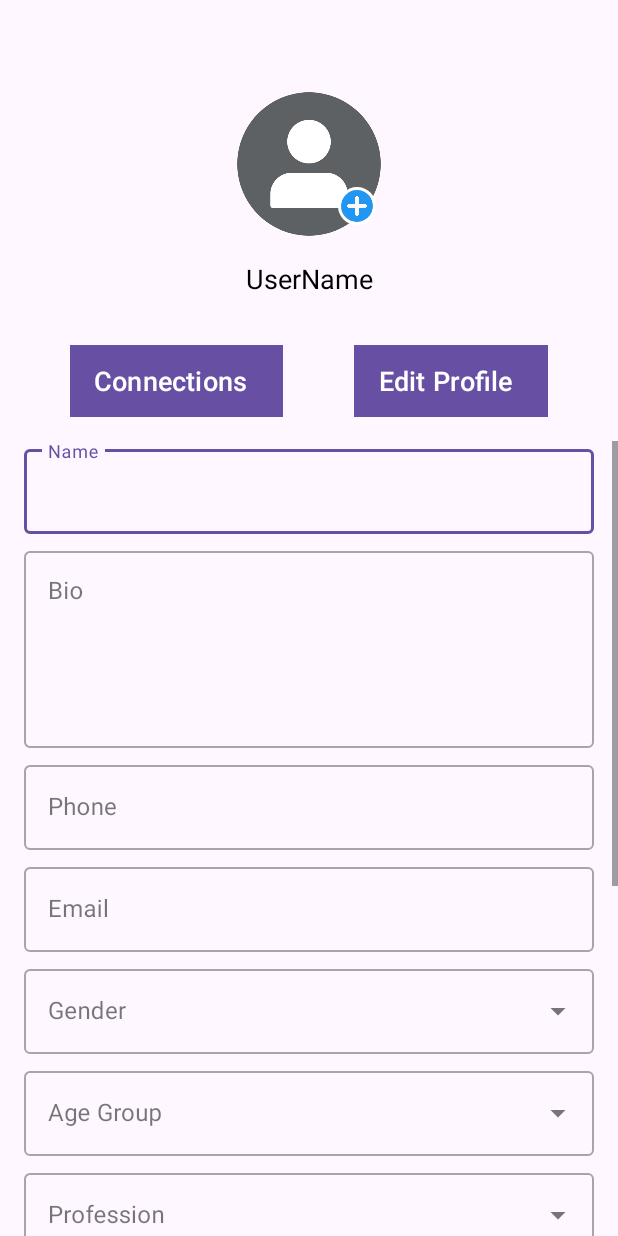
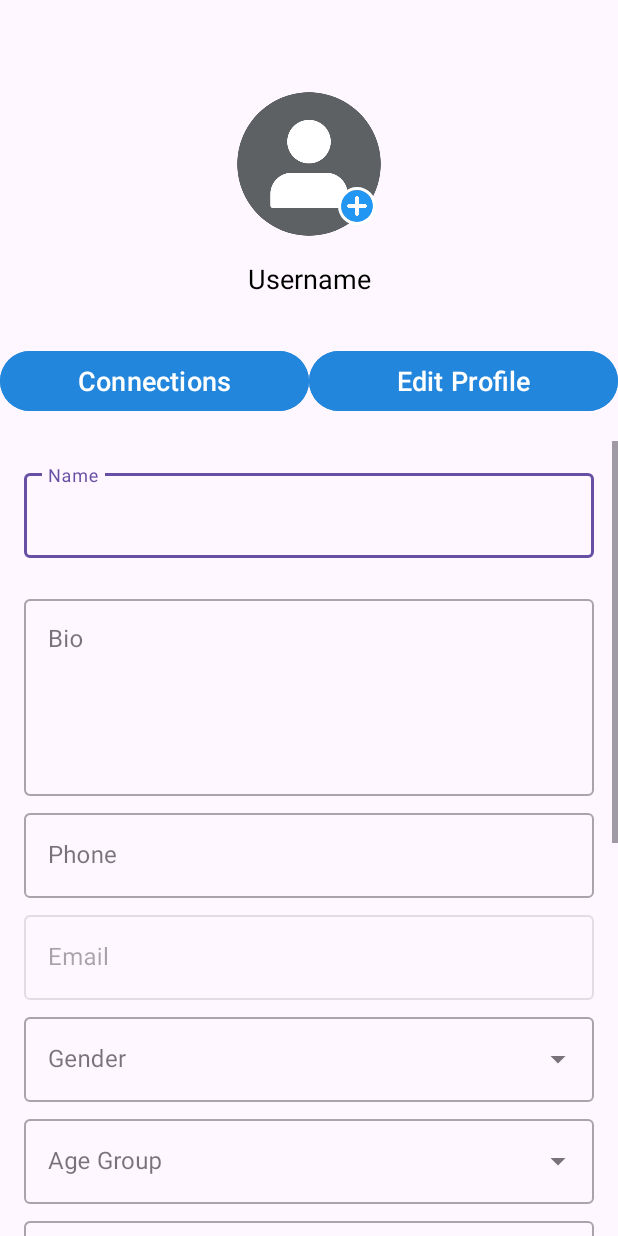
Before and after one commit to sharmarahul8222/mytravelbuddy, an Android app: the layout fragment_profile.xml on its own in the app's theme, with its tools: preview values and no code run, on a phone screen of 412 x 824 dp. Run offline under Robolectric (Android 15) with nearby library versions, the phone set to English and light mode, and no system bars.

Commit message:
"profile view1"

```diff
--- /dev/null
+++ b/app/src/main/res/drawable/edit_text_background.xml
@@ -0,0 +1,4 @@
+<?xml version="1.0" encoding="utf-8"?>
+<selector xmlns:android="http://schemas.android.com/apk/res/android">
+
+</selector>
--- /dev/null
+++ b/app/src/main/res/drawable/ic_send.xml
@@ -0,0 +1,4 @@
+<?xml version="1.0" encoding="utf-8"?>
+<selector xmlns:android="http://schemas.android.com/apk/res/android">
+
+</selector>
--- a/app/src/main/res/layout/fragment_profile.xml
+++ b/app/src/main/res/layout/fragment_profile.xml
@@ -4,8 +4,8 @@
     xmlns:tools="http://schemas.android.com/tools"
     android:layout_width="match_parent"
     android:layout_height="match_parent"
-    android:layout_marginTop="45dp"
     android:orientation="vertical"
+    android:paddingTop="45dp"
     tools:context=".fragments.ProfileFragment">
 
     <androidx.constraintlayout.widget.ConstraintLayout
@@ -19,278 +19,256 @@
             android:layout_height="96dp"
             android:layout_marginTop="16dp"
             android:src="@drawable/profilepic"
-            app:layout_constraintEnd_toEndOf="parent"
+            android:contentDescription="@string/profile_image"
+            app:layout_constraintTop_toTopOf="parent"
             app:layout_constraintStart_toStartOf="parent"
-            app:layout_constraintTop_toTopOf="parent" />
+            app:layout_constraintEnd_toEndOf="parent" />
 
         <de.hdodenhof.circleimageview.CircleImageView
             android:id="@+id/plus_image"
             android:layout_width="25dp"
             android:layout_height="25dp"
             android:src="@drawable/plus"
+            android:contentDescription="@string/edit_image"
             app:civ_border_color="@color/white"
             app:civ_border_width="2dp"
-            app:layout_constraintBottom_toBottomOf="@+id/profile_image"
-            app:layout_constraintEnd_toEndOf="@+id/profile_image"
-            app:layout_constraintHorizontal_bias="0.95"
-            app:layout_constraintStart_toStartOf="@+id/profile_image"
-            app:layout_constraintTop_toTopOf="@+id/profile_image"
-            app:layout_constraintVertical_bias="0.9" />
+            app:layout_constraintTop_toTopOf="@id/profile_image"
+            app:layout_constraintBottom_toBottomOf="@id/profile_image"
+            app:layout_constraintEnd_toEndOf="@id/profile_image"
+            app:layout_constraintStart_toStartOf="@id/profile_image"
+            app:layout_constraintVertical_bias="0.9"
+            app:layout_constraintHorizontal_bias="0.95" />
 
         <TextView
-            android:id="@+id/textView5"
+            android:id="@+id/userName"
             android:layout_width="wrap_content"
-            android:layout_height="0dp"
+            android:layout_height="wrap_content"
             android:layout_marginTop="16dp"
-            android:text="UserName"
+            android:text="@string/username"
             android:textColor="@color/black"
-            android:textSize="18dp"
-            app:layout_constraintEnd_toEndOf="parent"
+            android:textSize="18sp"
+            app:layout_constraintTop_toBottomOf="@id/profile_image"
             app:layout_constraintStart_toStartOf="parent"
-            app:layout_constraintTop_toBottomOf="@+id/profile_image" />
+            app:layout_constraintEnd_toEndOf="parent" />
 
         <Button
             android:id="@+id/Connections_Button"
-            style="@style/Widget.Material3.Button.Icon"
-            android:layout_width="wrap_content"
+            android:layout_width="0dp"
             android:layout_height="wrap_content"
             android:layout_marginTop="32dp"
-            android:background="@color/light_blue"
-            android:text="Connections"
+            android:backgroundTint="@color/light_blue"
+            android:text="@string/connections"
             android:textSize="18sp"
-            app:layout_constraintBottom_toBottomOf="parent"
-            app:layout_constraintEnd_toStartOf="@+id/EditProfile_Button"
-            app:layout_constraintHorizontal_bias="0.5"
-            app:layout_constraintHorizontal_chainStyle="spread"
+            app:layout_constraintTop_toBottomOf="@id/userName"
             app:layout_constraintStart_toStartOf="parent"
-            app:layout_constraintTop_toBottomOf="@+id/textView5" />
+            app:layout_constraintEnd_toStartOf="@id/EditProfile_Button"
+            app:layout_constraintHorizontal_weight="1" />
 
         <Button
             android:id="@+id/EditProfile_Button"
-            style="@style/Widget.Material3.Button.Icon"
-            android:layout_width="wrap_content"
+            android:layout_width="0dp"
             android:layout_height="wrap_content"
             android:layout_marginTop="32dp"
-            android:background="@color/light_blue"
-            android:text="Edit Profile"
+            android:backgroundTint="@color/light_blue"
+            android:text="@string/edit_profile"
             android:textSize="18sp"
-            app:layout_constraintBottom_toBottomOf="parent"
+            app:layout_constraintTop_toBottomOf="@id/userName"
+            app:layout_constraintStart_toEndOf="@id/Connections_Button"
             app:layout_constraintEnd_toEndOf="parent"
-            app:layout_constraintHorizontal_bias="0.5"
-            app:layout_constraintStart_toEndOf="@+id/Connections_Button"
-            app:layout_constraintTop_toBottomOf="@+id/textView5" />
-
+            app:layout_constraintHorizontal_weight="1" />
 
     </androidx.constraintlayout.widget.ConstraintLayout>
 
     <ScrollView
         android:layout_width="match_parent"
-        android:layout_height="match_parent">
+        android:layout_height="0dp"
+        android:layout_weight="1">
 
         <LinearLayout
             android:layout_width="match_parent"
-            android:layout_height="match_parent"
-            android:layout_centerInParent="true"
+            android:layout_height="wrap_content"
             android:orientation="vertical"
-            android:layout_marginBottom="50dp"
-            android:focusableInTouchMode="true">
+            android:paddingBottom="50dp">
 
+            <!-- Reusable Input Field Template -->
             <com.google.android.material.textfield.TextInputLayout
                 android:layout_width="match_parent"
                 android:layout_height="wrap_content"
+                android:layout_margin="16dp"
                 android:hint="@string/name"
-                android:layout_marginStart="16dp"
-                android:layout_marginEnd="16dp"
                 style="@style/Widget.MaterialComponents.TextInputLayout.OutlinedBox">
 
                 <com.google.android.material.textfield.TextInputEditText
+                    android:id="@+id/name"
                     android:layout_width="match_parent"
-                    android:layout_height="wrap_content"
-                    />
+                    android:layout_height="wrap_content" />
             </com.google.android.material.textfield.TextInputLayout>
 
             <com.google.android.material.textfield.TextInputLayout
                 android:layout_width="match_parent"
                 android:layout_height="wrap_content"
+                android:layout_marginHorizontal="16dp"
+                android:layout_marginTop="6dp"
                 android:hint="@string/bio"
-                android:layout_marginTop="6dp"
-                android:layout_marginStart="16dp"
-                android:layout_marginEnd="16dp"
                 style="@style/Widget.MaterialComponents.TextInputLayout.OutlinedBox">
 
                 <com.google.android.material.textfield.TextInputEditText
+                    android:id="@+id/bio"
                     android:layout_width="match_parent"
                     android:layout_height="wrap_content"
                     android:inputType="textMultiLine"
                     android:lines="5"
-                    android:gravity="top"
-                    android:overScrollMode="always"
-                    android:scrollbars="vertical"
-                    android:scrollbarStyle="insideInset"
-                    android:scrollHorizontally="false"/>
-
+                    android:gravity="top" />
             </com.google.android.material.textfield.TextInputLayout>
 
             <com.google.android.material.textfield.TextInputLayout
                 android:layout_width="match_parent"
                 android:layout_height="wrap_content"
+                android:layout_marginHorizontal="16dp"
+                android:layout_marginTop="6dp"
                 android:hint="@string/mobile"
-                android:layout_marginTop="6dp"
-                android:layout_marginStart="16dp"
-                android:layout_marginEnd="16dp"
                 style="@style/Widget.MaterialComponents.TextInputLayout.OutlinedBox">
 
                 <com.google.android.material.textfield.TextInputEditText
+                    android:id="@+id/mobile"
                     android:layout_width="match_parent"
                     android:layout_height="wrap_content"
-                    android:inputType="phone"
-                    />
+                    android:inputType="phone" />
             </com.google.android.material.textfield.TextInputLayout>
 
             <com.google.android.material.textfield.TextInputLayout
                 android:layout_width="match_parent"
                 android:layout_height="wrap_content"
+                android:layout_marginHorizontal="16dp"
+                android:layout_marginTop="6dp"
                 android:hint="@string/email"
-                android:layout_marginTop="6dp"
-                android:layout_marginStart="16dp"
-                android:layout_marginEnd="16dp"
+                android:enabled="false"
+                android:focusable="false"
                 style="@style/Widget.MaterialComponents.TextInputLayout.OutlinedBox">
 
                 <com.google.android.material.textfield.TextInputEditText
+                    android:id="@+id/email"
                     android:layout_width="match_parent"
                     android:layout_height="wrap_content"
-                    android:inputType="textEmailAddress"
-                    />
+                    android:inputType="textEmailAddress" />
             </com.google.android.material.textfield.TextInputLayout>
 
+            <!-- Dropdown Fields -->
             <com.google.android.material.textfield.TextInputLayout
+                style="@style/Widget.MaterialComponents.TextInputLayout.OutlinedBox.ExposedDropdownMenu"
                 android:layout_width="match_parent"
                 android:layout_height="wrap_content"
-                android:hint="@string/gender"
+                android:layout_marginHorizontal="16dp"
                 android:layout_marginTop="6dp"
-                android:layout_marginStart="16dp"
-                android:layout_marginEnd="16dp"
-                style="@style/Widget.MaterialComponents.TextInputLayout.OutlinedBox.ExposedDropdownMenu"
-                >
+                android:hint="@string/gender">
+
                 <AutoCompleteTextView
                     android:id="@+id/gender"
                     android:layout_width="match_parent"
                     android:layout_height="wrap_content"
-                    android:inputType="none"/>
-
+                    android:inputType="none"
+                    android:focusable="false"
+                    android:clickable="true" />
             </com.google.android.material.textfield.TextInputLayout>
 
             <com.google.android.material.textfield.TextInputLayout
+                style="@style/Widget.MaterialComponents.TextInputLayout.OutlinedBox.ExposedDropdownMenu"
                 android:layout_width="match_parent"
                 android:layout_height="wrap_content"
-                android:hint="@string/age"
+                android:layout_marginHorizontal="16dp"
                 android:layout_marginTop="6dp"
-                android:layout_marginStart="16dp"
-                android:layout_marginEnd="16dp"
-                style="@style/Widget.MaterialComponents.TextInputLayout.OutlinedBox.ExposedDropdownMenu">
+                android:hint="@string/age">
 
                 <AutoCompleteTextView
                     android:id="@+id/age"
                     android:layout_width="match_parent"
                     android:layout_height="wrap_content"
-                    android:inputType="none"/>
+                    android:inputType="none"
+                    android:focusable="false"
+                    android:clickable="true" />
             </com.google.android.material.textfield.TextInputLayout>
 
             <com.google.android.material.textfield.TextInputLayout
+                style="@style/Widget.MaterialComponents.TextInputLayout.OutlinedBox.ExposedDropdownMenu"
                 android:layout_width="match_parent"
                 android:layout_height="wrap_content"
-                android:hint="@string/profession"
+                android:layout_marginHorizontal="16dp"
                 android:layout_marginTop="6dp"
-                android:layout_marginStart="16dp"
-                android:layout_marginEnd="16dp"
-                style="@style/Widget.MaterialComponents.TextInputLayout.OutlinedBox.ExposedDropdownMenu">
+                android:hint="@string/profession">
 
                 <AutoCompleteTextView
                     android:id="@+id/profession"
                     android:layout_width="match_parent"
                     android:layout_height="wrap_content"
-                    android:inputType="none"/>
+                    android:inputType="none"
+                    android:focusable="false"
+                    android:clickable="true" />
+            </com.google.android.material.textfield.TextInputLayout>
+
+            <TextView
+                android:layout_width="match_parent"
+                android:layout_height="wrap_content"
+                android:layout_margin="16dp"
+                android:text="@string/companion_label"
+                android:textSize="22sp"
+                android:textStyle="bold"
+                android:textColor="@color/black" />
+
+            <com.google.android.material.textfield.TextInputLayout
+                style="@style/Widget.MaterialComponents.TextInputLayout.OutlinedBox.ExposedDropdownMenu"
+                android:layout_width="match_parent"
+                android:layout_height="wrap_content"
+                android:layout_marginHorizontal="16dp"
+                android:layout_marginTop="6dp"
+                android:hint="@string/companio_profession">
+
+                <AutoCompleteTextView
+                    android:id="@+id/companionProfession"
+                    android:layout_width="match_parent"
+                    android:layout_height="wrap_content"
+                    android:inputType="none"
+                    android:focusable="false"
+                    android:clickable="true" />
             </com.google.android.material.textfield.TextInputLayout>
 
             <com.google.android.material.textfield.TextInputLayout
+                style="@style/Widget.MaterialComponents.TextInputLayout.OutlinedBox.ExposedDropdownMenu"
                 android:layout_width="match_parent"
                 android:layout_height="wrap_content"
-                android:layout_marginTop="20dp"
-                android:layout_marginStart="5dp"
-                android:layout_marginEnd="5dp"
-                >
-                <com.google.android.material.textview.MaterialTextView
+                android:layout_marginHorizontal="16dp"
+                android:layout_marginTop="6dp"
+                android:hint="@string/companio_gender">
+
+                <AutoCompleteTextView
+                    android:id="@+id/companionGender"
                     android:layout_width="match_parent"
                     android:layout_height="wrap_content"
-                    android:text="Your Companio Should Be: "
-                    android:textColor="@color/black"
-                    android:textSize="22dp"
-                    android:textStyle="bold"/>
-
-            </com.google.android.material.textfield.TextInputLayout>
-
-            <com.google.android.material.textfield.TextInputLayout
-                android:layout_width="match_parent"
-                android:layout_height="wrap_content"
-                android:hint="@string/companio_profession"
-                android:layout_marginTop="6dp"
-                android:layout_marginStart="16dp"
-                android:layout_marginEnd="16dp"
-                style="@style/Widget.MaterialComponents.TextInputLayout.OutlinedBox.ExposedDropdownMenu">
-
-                <AutoCompleteTextView
-                    android:id="@+id/companioProfession"
-                    android:layout_width="match_parent"
-                    android:layout_height="wrap_content"
-                    android:inputType="none"/>
-            </com.google.android.material.textfield.TextInputLayout>
-
-            <com.google.android.material.textfield.TextInputLayout
-                android:layout_width="match_parent"
-                android:layout_height="wrap_content"
-                android:hint="@string/companio_gender"
-                android:layout_marginTop="6dp"
-                android:layout_marginStart="16dp"
-                android:layout_marginEnd="16dp"
-                style="@style/Widget.MaterialComponents.TextInputLayout.OutlinedBox.ExposedDropdownMenu"
-                >
-                <AutoCompleteTextView
-                    android:id="@+id/companioGender"
-                    android:layout_width="match_parent"
-                    android:layout_height="wrap_content"
-                    android:inputType="none"/>
-
+                    android:inputType="none"
+                    android:focusable="false"
+                    android:clickable="true" />
             </com.google.android.material.textfield.TextInputLayout>
 
             <Button
                 android:id="@+id/save_btn"
-                style="@style/Widget.Material3.Button.Icon"
                 android:layout_width="match_parent"
                 android:layout_height="wrap_content"
-                android:layout_marginTop="25dp"
-                android:layout_marginStart="16dp"
-                android:layout_marginEnd="16dp"
-                android:background="@color/light_blue"
-                android:text="Save"
-                android:textSize="18sp"
-                 />
+                android:layout_margin="16dp"
+                android:text="@string/save"
+                android:backgroundTint="@color/light_blue"
+                android:textSize="18sp" />
 
             <Button
                 android:id="@+id/logout_btn"
-                style="@style/Widget.Material3.Button.Icon"
                 android:layout_width="match_parent"
                 android:layout_height="wrap_content"
+                android:layout_marginHorizontal="16dp"
                 android:layout_marginTop="16dp"
-                android:layout_marginStart="16dp"
-                android:layout_marginEnd="16dp"
                 android:layout_marginBottom="80dp"
-                android:background="@color/light_blue"
-                android:text="Logout"
-                android:textSize="18sp"
-                 />
+                android:text="@string/logout"
+                android:backgroundTint="@color/light_blue"
+                android:textSize="18sp" />
 
         </LinearLayout>
 
     </ScrollView>
-
 </LinearLayout>
--- a/app/src/main/res/values/strings.xml
+++ b/app/src/main/res/values/strings.xml
@@ -7,6 +7,7 @@
     <string name="title_chats">Chats</string>
     <string name="title_profile">Profile</string>
     <string name="title_match">Match</string>
+
     <string name="name">Name</string>
     <string name="email">Email</string>
     <string name="mobile">Phone</string>
@@ -17,13 +18,19 @@
     <string name="companio_profession">Companio Profession</string>
     <string name="companio_gender">Companio Gender</string>
 
+    <!-- Added missing string resources -->
+    <string name="edit_image">Edit Image</string>
+    <string name="username">Username</string>
+    <string name="connections">Connections</string>
+    <string name="edit_profile">Edit Profile</string>
+    <string name="companion_label">Your Companion Should Be:</string>
+    <string name="save">Save</string>
+    <string name="logout">Logout</string>
+    <string name="profile_image">Profile Image</string>
 
-
-
-
-
-
-
+    <string name="chat_with">Chat with</string>
+    <string name="type_a_message">Type a message</string>
+    <string name="send">Send</string>
     <!-- TODO: Remove or change this placeholder text -->
     <string name="hello_blank_fragment">Hello blank fragment</string>
 </resources>
```
Also changed, not shown: app/src/main/java/com/example/mytravelbuddy/HomeActivity.java (+6 -12 lines), app/src/main/java/com/example/mytravelbuddy/LoginActivity.java (+0 -16 lines), app/src/main/java/com/example/mytravelbuddy/SignUpActivity.java (+7 -22 lines), app/src/main/java/com/example/mytravelbuddy/fragments/ProfileFragment.java (+56 -45 lines), app/src/main/res/layout/fragment_chat.xml (+56 -33 lines).
